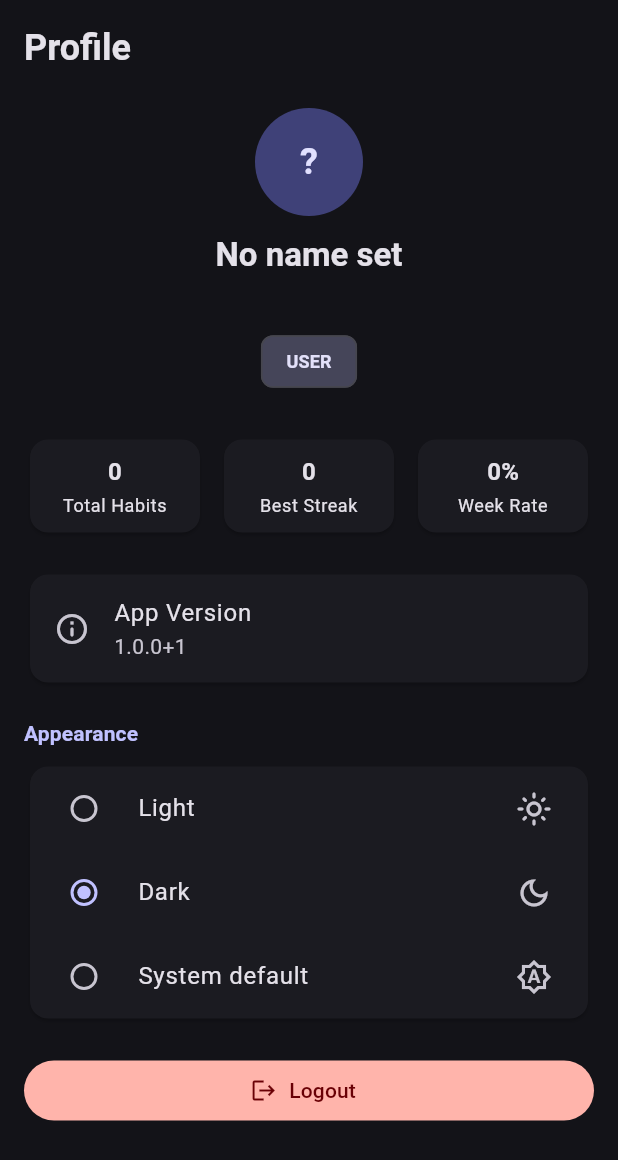
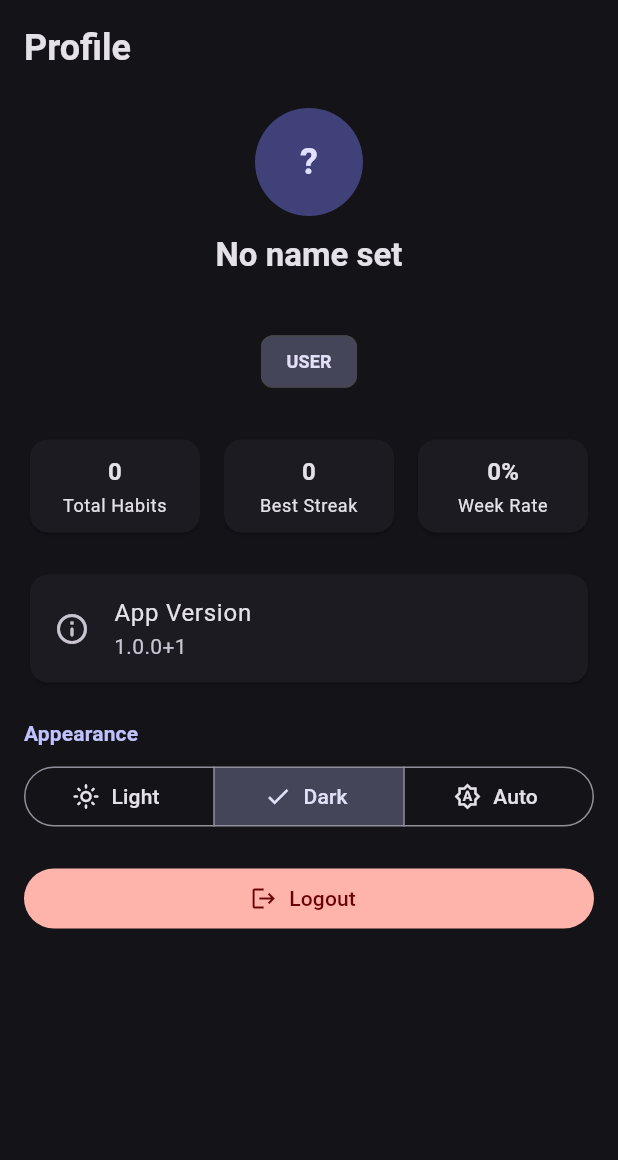
Before and after one commit to daedmaet187/wotsan-habit-tracker, a Flutter app: the ProfileScreen screen opened directly, after a tap on "Light", after a tap on "Dark", on a phone screen of 412 x 824 dp. Shown: the top 1160 px of the screen. Run offline on Flutter 3.47's test engine with Material 3 defaults, Android fonts, the phone set to English and light mode, and no system bars; our stand-ins replace confetti, dio, fl_chart, flutter_animate, flutter_slidable, shared_preferences; accounts and stored records are empty; network calls fail.

Commit message:
fix(mobile/ci): fix analyze failure on Flutter 3.41.5
- Replace RadioListTile (groupValue/onChanged deprecated in 3.41.5)
  with SegmentedButton in profile theme picker — cleaner UI, no
  deprecated API on any Flutter version
- Add --no-fatal-infos to CI analyze step as belt-and-suspenders
  so future deprecation warnings don't break the build

```diff
--- a/mobile/lib/screens/profile_screen.dart
+++ b/mobile/lib/screens/profile_screen.dart
@@ -208,32 +208,26 @@ class _ProfileScreenState extends State<ProfileScreen> {
                     ValueListenableBuilder<ThemeMode>(
                       valueListenable: themeNotifier,
                       builder: (context, currentMode, _) {
-                        return Card(
-                          child: Column(
-                            children: [
-                              RadioListTile<ThemeMode>(
+                        return SegmentedButton<ThemeMode>(
+                          segments: const [
+                            ButtonSegment(
                               value: ThemeMode.light,
-                                groupValue: currentMode,
-                                onChanged: (v) => _setTheme(v!),
-                                title: const Text('Light'),
-                                secondary: const Icon(Icons.light_mode_outlined),
+                              label: Text('Light'),
+                              icon: Icon(Icons.light_mode_outlined),
                             ),
-                              RadioListTile<ThemeMode>(
+                            ButtonSegment(
                               value: ThemeMode.dark,
-                                groupValue: currentMode,
-                                onChanged: (v) => _setTheme(v!),
-                                title: const Text('Dark'),
-                                secondary: const Icon(Icons.dark_mode_outlined),
+                              label: Text('Dark'),
+                              icon: Icon(Icons.dark_mode_outlined),
                             ),
-                              RadioListTile<ThemeMode>(
+                            ButtonSegment(
                               value: ThemeMode.system,
-                                groupValue: currentMode,
-                                onChanged: (v) => _setTheme(v!),
-                                title: const Text('System default'),
-                                secondary: const Icon(Icons.brightness_auto_outlined),
+                              label: Text('Auto'),
+                              icon: Icon(Icons.brightness_auto_outlined),
                             ),
                           ],
-                          ),
+                          selected: {currentMode},
+                          onSelectionChanged: (s) => _setTheme(s.first),
                         );
                       },
                     ),
```
Also changed, not shown: 1 other file. Lines whose indentation alone changed are shown as unchanged.
